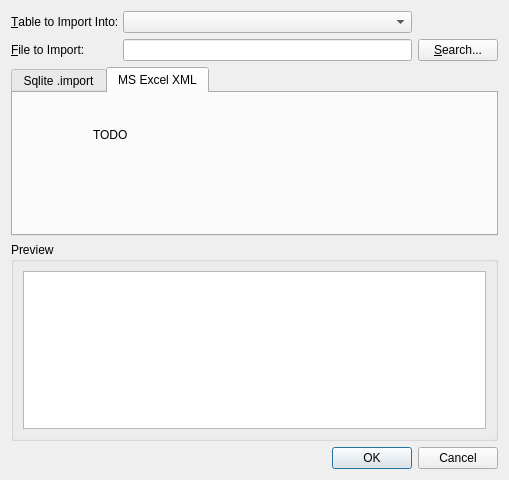
Old version of the form Sqliteman/sqliteman/importtabledialog.ui in the repository iamkjg/sqliteman.
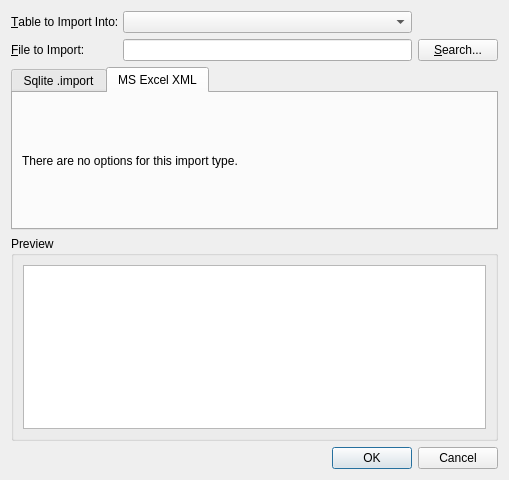
New version of the form. The open tabs and pages were chosen to show the change.

The edit to the form file:
```diff
--- a/Sqliteman/sqliteman/importtabledialog.ui
+++ b/Sqliteman/sqliteman/importtabledialog.ui
@@ -129,19 +129,18 @@
       <attribute name="title" >
        <string>MS Excel XML</string>
       </attribute>
+      <layout class="QGridLayout" >
+       <item row="0" column="0" >
       <widget class="QLabel" name="label_3" >
-       <property name="geometry" >
-        <rect>
-         <x>80</x>
-         <y>30</y>
-         <width>76</width>
-         <height>24</height>
-        </rect>
-       </property>
        <property name="text" >
-        <string>TODO</string>
-       </property>
-      </widget>
+          <string>There are no options for this import type.</string>
+         </property>
+         <property name="wordWrap" >
+          <bool>true</bool>
+         </property>
+        </widget>
+       </item>
+      </layout>
      </widget>
     </widget>
    </item>
```
Lines whose indentation alone changed are shown as unchanged.
